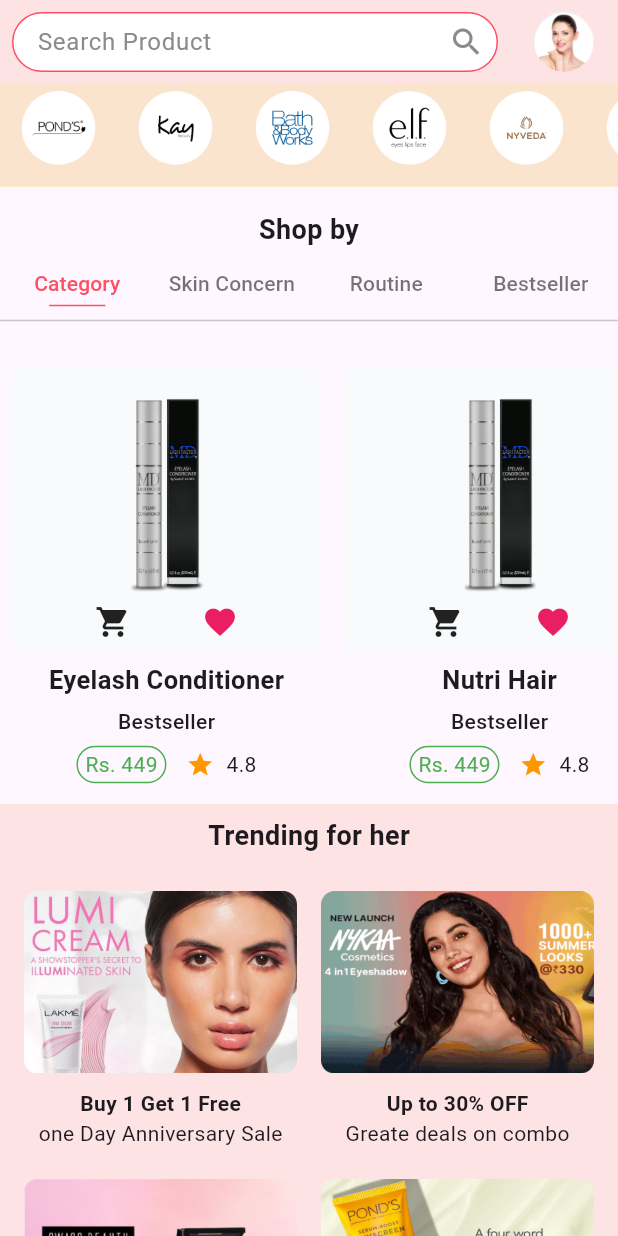
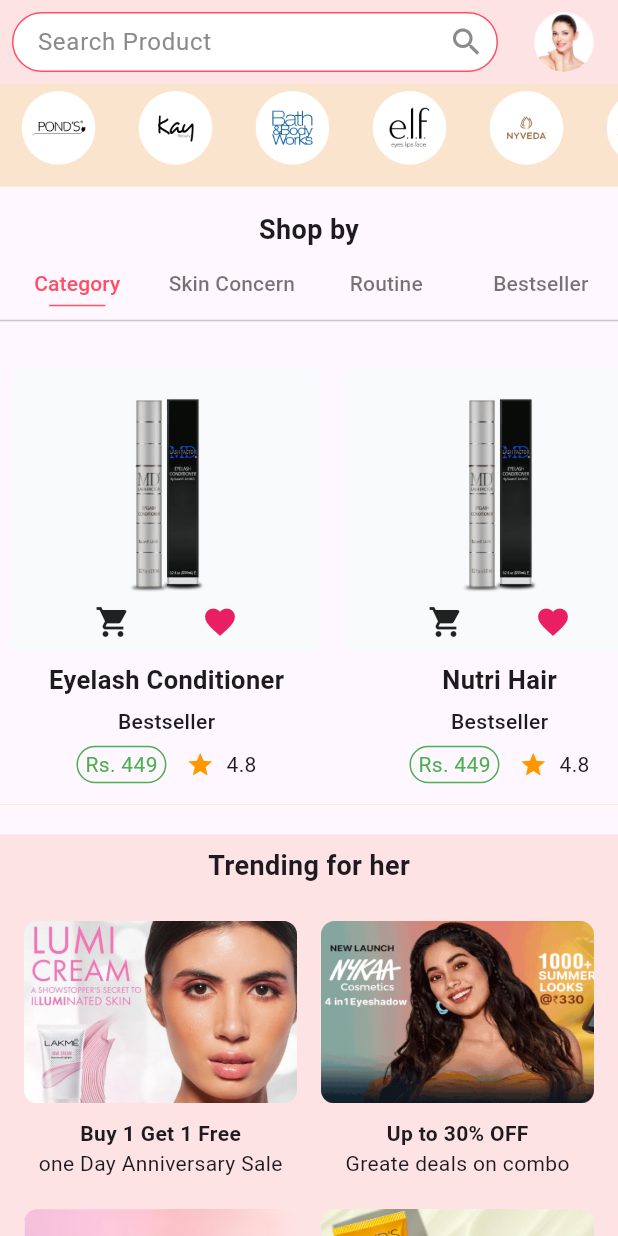
Before and after one commit to GouravXportsoft/looks_beauty, a Flutter app: the HomeScreen screen opened directly, scrolled down 576 dp, on a phone screen of 412 x 824 dp. Run offline on Flutter 3.47's test engine with Material 2 defaults, Android fonts, the phone set to English and light mode, and no system bars; our stand-ins replace animated_splash_screen, dot_navigation_bar, google_fonts, rounded_loading_button, shimmer.

Commit message:
padding issue

```diff
--- a/lib/Screens/home_screen.dart
+++ b/lib/Screens/home_screen.dart
@@ -56,6 +56,9 @@
                   ),
                   BrandImage(context),
                   const TabCatShop(),
+                  SizedBox(
+                    height: 20,
+                  ),
                   trendingforHer(
                     context,
                   ),
@@ -92,8 +95,7 @@
     sunscreenText
   ];
 
-  return Expanded(
-    child: Container(
+  return Container(
     // height: size.height * .56,
     color: base2Color,
     child: Column(
@@ -152,7 +154,6 @@
         )
       ],
     ),
-    ),
   );
 }
 
@@ -172,8 +173,7 @@
     sunscreenText
   ];
 
-  return Expanded(
-    child: Padding(
+  return Padding(
     padding: const EdgeInsets.only(top: 25, bottom: 100),
     child: Container(
       // height: size.height * .56,
@@ -198,9 +198,7 @@
               itemCount: trendHimimage.length,
               shrinkWrap: true,
               gridDelegate: const SliverGridDelegateWithFixedCrossAxisCount(
-                    crossAxisCount: 2,
-                    mainAxisSpacing: 10,
-                    crossAxisSpacing: 16),
+                  crossAxisCount: 2, mainAxisSpacing: 10, crossAxisSpacing: 16),
               itemBuilder: (BuildContext context, indx) {
                 return Column(
                   children: [
@@ -220,7 +218,6 @@
                 );
               }),
         ],
-        ),
       ),
     ),
   );
```
Lines whose indentation alone changed are shown as unchanged.
